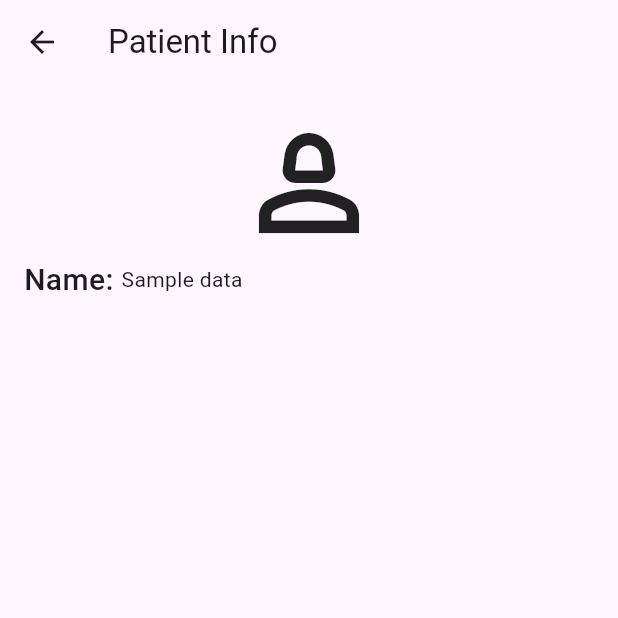
After one commit to helenyuhhh/SenCare-flutter-, a Flutter app: the PatientInfo screen opened directly, on a phone screen of 412 x 824 dp, the top half of it. The commit adds this screen. Run offline on Flutter 3.47's test engine with Material 3 defaults, Android fonts, the phone set to English and light mode, and no system bars; our stand-ins replace flutter_datetime_picker_plus.

Commit message:
Add sample data for navigation

```diff
--- /dev/null
+++ b/lib/patientInfo.dart
@@ -0,0 +1,37 @@
+import 'package:flutter/material.dart';
+// this should be stateless widget since it's just displaying, not changing
+class PatientInfo extends StatelessWidget{
+  @override
+  Widget build(BuildContext context) {
+    // TODO: implement build
+    return Scaffold(
+      appBar: AppBar(title: const Text('Patient Info')),
+      body: Padding(
+        padding: const EdgeInsets.all(16.0),
+        child: Column(
+          children: [
+            Icon(Icons.person_2_outlined, size: 100),
+            Row(
+                mainAxisAlignment: MainAxisAlignment.start,
+                children: [
+                  Text(
+                    "Name: ",
+                    style: TextStyle(fontSize: 20, fontWeight: FontWeight.w500),
+                  ),
+                  Expanded(
+                    child: Text(
+                      // read from passed object
+                      'Sample data'),
+                    ),
+                ],
+              ),
+              SizedBox(
+                height: 5,
+              )
+          ],
+
+        ),),
+
+    );
+  }
+}
```
Also changed, not shown: lib/editpatient.dart (added, +114 -0 lines), lib/patientListScreen.dart (+38 -25 lines).
